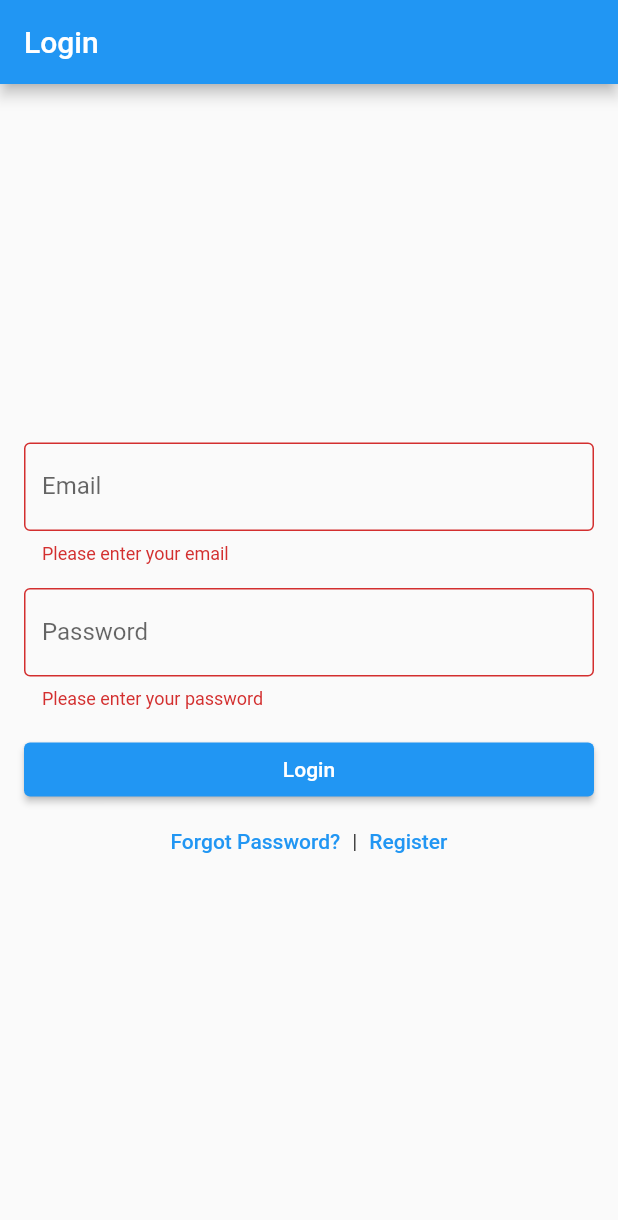
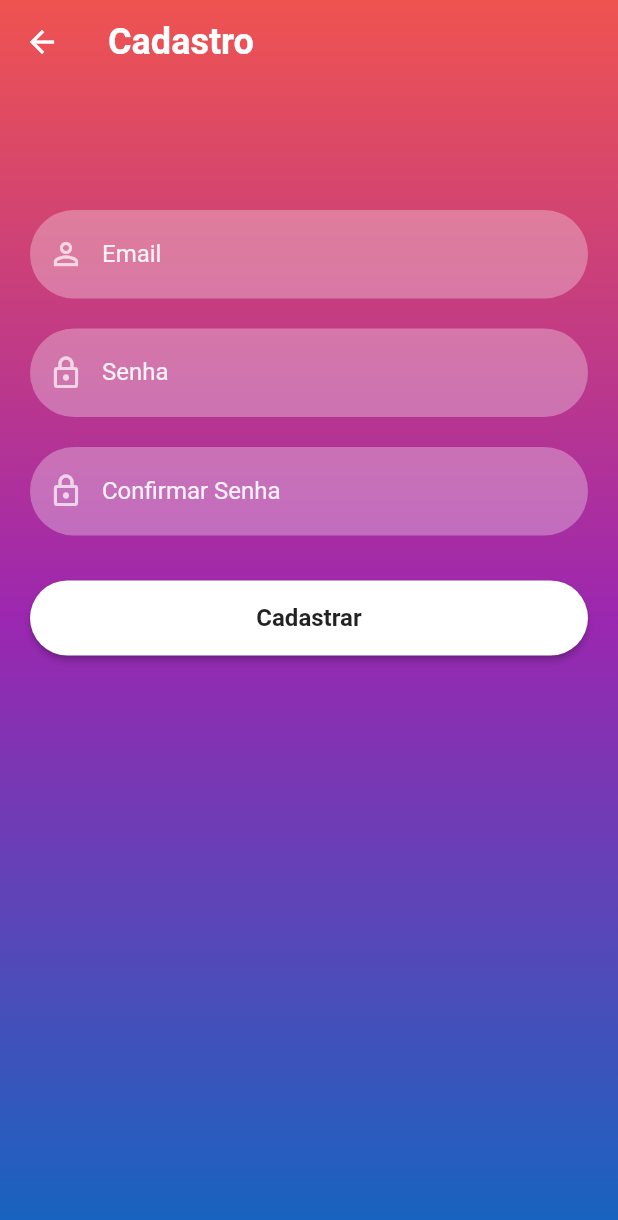
Before and after one commit to jpdants/Student-Aide, a Flutter app: the screen it shows after launch, after a tap on "Login", after a tap on "Register", on a phone screen of 412 x 824 dp. Shown: the top 1220 px of the screen. Run offline on Flutter 3.47's test engine with Material 2 defaults, Android fonts, the phone set to English and light mode, and no system bars; our stand-ins replace firebase_auth, firebase_core; accounts and stored records are empty; network calls fail.

Commit message:
feat: registro conectado com o banco de dados versao 1.0

```diff
--- /dev/null
+++ b/trabalho_final_prog_moveis/lib/components/teste_field_password.dart
@@ -0,0 +1,31 @@
+
+import 'package:flutter/material.dart';
+
+TextField reusableTextField(String text, IconData? icon, bool isPasswordType,
+    TextEditingController controller) {
+  return TextField(
+    controller: controller,
+    obscureText: isPasswordType,
+    enableSuggestions: !isPasswordType,
+    autocorrect: !isPasswordType,
+    cursorColor: Colors.white,
+    style: TextStyle(color: Colors.white.withOpacity(0.9)),
+    decoration: InputDecoration(
+      prefixIcon: Icon(
+        icon,
+        color: Colors.white70,
+      ),
+      labelText: text,
+      labelStyle: TextStyle(color: Colors.white.withOpacity(0.9)),
+      filled: true,
+      floatingLabelBehavior: FloatingLabelBehavior.never,
+      fillColor: Colors.white.withOpacity(0.3),
+      border: OutlineInputBorder(
+          borderRadius: BorderRadius.circular(30.0),
+          borderSide: const BorderSide(width: 0, style: BorderStyle.none)),
+    ),
+    keyboardType: isPasswordType
+        ? TextInputType.visiblePassword
+        : TextInputType.emailAddress,
+  );
+}
--- a/trabalho_final_prog_moveis/lib/main.dart
+++ b/trabalho_final_prog_moveis/lib/main.dart
@@ -2,6 +2,7 @@ import 'package:flutter/material.dart';
 import 'package:trabalho_final_prog_moveis/view/login_view.dart';
 import 'package:firebase_core/firebase_core.dart';
 import 'package:firebase_auth/firebase_auth.dart';
+import 'package:trabalho_final_prog_moveis/view/registro_view.dart';
 import 'firebase_options.dart';
 
 //void main() => runApp(MyApp());
--- /dev/null
+++ b/trabalho_final_prog_moveis/lib/service/botao_firebase.dart
@@ -0,0 +1,29 @@
+import 'package:flutter/material.dart';
+
+Container firebaseUIButton(BuildContext context, String title, Function onTap) {
+  return Container(
+    width: MediaQuery.of(context).size.width,
+    height: 50,
+    margin: const EdgeInsets.fromLTRB(0, 10, 0, 20),
+    decoration: BoxDecoration(borderRadius: BorderRadius.circular(90)),
+    child: ElevatedButton(
+      onPressed: () {
+        onTap();
+      },
+      child: Text(
+        title,
+        style: const TextStyle(
+            color: Colors.black87, fontWeight: FontWeight.bold, fontSize: 16),
+      ),
+      style: ButtonStyle(
+          backgroundColor: MaterialStateProperty.resolveWith((states) {
+            if (states.contains(MaterialState.pressed)) {
+              return Colors.black26;
+            }
+            return Colors.white;
+          }),
+          shape: MaterialStateProperty.all<RoundedRectangleBorder>(
+              RoundedRectangleBorder(borderRadius: BorderRadius.circular(30)))),
+    ),
+  );
+}
--- a/trabalho_final_prog_moveis/lib/view/login_view.dart
+++ b/trabalho_final_prog_moveis/lib/view/login_view.dart
@@ -55,32 +55,12 @@ class _LoginPageState extends State<LoginPage> {
     );
   }
 
-  // void _register() {
-  //    Navigator.push(
-  //     context,
-  //     MaterialPageRoute(builder: (context) => RegisterPage()),
-  //   );
-  // }
-  void _register() async {
-  try {
-    UserCredential userCredential = await FirebaseAuth.instance.createUserWithEmailAndPassword(
-      email: _email,
-      password: _password,
+  void _register() {
+     Navigator.push(
+      context,
+      MaterialPageRoute(builder: (context) => SignUpScreen()),
     );
-    // Registro bem-sucedido, faça o que for necessário aqui
-    print('Registro bem-sucedido: ${userCredential.user}');
-  } on FirebaseAuthException catch (e) {
-    if (e.code == 'weak-password') {
-      print('A senha fornecida é muito fraca.');
-    } else if (e.code == 'email-already-in-use') {
-      print('O endereço de e-mail já está em uso por outra conta.');
-    } else {
-      print('Erro durante o registro: ${e.message}');
-    }
-  } catch (e) {
-    print('Erro durante o registro: $e');
   }
-}
 
   @override
   Widget build(BuildContext context) {
--- a/trabalho_final_prog_moveis/lib/view/registro_view.dart
+++ b/trabalho_final_prog_moveis/lib/view/registro_view.dart
@@ -1,158 +1,85 @@
+import 'package:firebase_auth/firebase_auth.dart';
 import 'package:flutter/material.dart';
+import 'package:trabalho_final_prog_moveis/components/teste_field_password.dart';
+import 'package:trabalho_final_prog_moveis/service/botao_firebase.dart';
+import 'package:trabalho_final_prog_moveis/view/login_view.dart';
 
-class RegisterPage extends StatefulWidget {
+class SignUpScreen extends StatefulWidget {
+  const SignUpScreen({Key? key}) : super(key: key);
+
   @override
-  _RegisterPageState createState() => _RegisterPageState();
+  _SignUpScreenState createState() => _SignUpScreenState();
 }
 
-class _RegisterPageState extends State<RegisterPage> {
-  final _formKey = GlobalKey<FormState>();
-  String _email = '';
-  String _name = '';
-  String _password = '';
-  String _phoneNumber = '';
-
-  void _submitForm() {
-    if (_formKey.currentState!.validate()) {
-      // Perform registration logic here
-      // You can access the entered email, name, password, and phone number via _email, _name, _password, and _phoneNumber variables
-
-      // Example registration logic:
-      print('Email: $_email');
-      print('Name: $_name');
-      print('Password: $_password');
-      print('Phone Number: $_phoneNumber');
-
-      // Reset form fields
-      setState(() {
-        _email = '';
-        _name = '';
-        _password = '';
-        _phoneNumber = '';
-      });
-
-      // Show a success dialog or navigate to a success page
-      showDialog(
-        context: context,
-        builder: (BuildContext context) {
-          return AlertDialog(
-            title: Text('Registration Successful'),
-            content: Text('You have successfully registered.'),
-            actions: [
-              TextButton(
-                onPressed: () {
-                  Navigator.of(context).pop();
-                },
-                child: Text('OK'),
-              ),
-            ],
-          );
-        },
-      );
-    }
-  }
-
+class _SignUpScreenState extends State<SignUpScreen> {
+  TextEditingController _passwordTextController = TextEditingController();
+  TextEditingController _emailTextController = TextEditingController();
+  TextEditingController _userNameTextController = TextEditingController();
   @override
   Widget build(BuildContext context) {
     return Scaffold(
+      extendBodyBehindAppBar: true,
       appBar: AppBar(
-        title: Text('Register'),
-      ),
-      body: Padding(
-        padding: EdgeInsets.all(16.0),
-        child: Form(
-          key: _formKey,
-          child: Column(
-            crossAxisAlignment: CrossAxisAlignment.stretch,
-            mainAxisAlignment: MainAxisAlignment.center,
-            children: [
-              TextFormField(
-                decoration: InputDecoration(
-                  labelText: 'Email',
-                  border: OutlineInputBorder(),
-                ),
-                validator: (value) {
-                  if (value == null || value.isEmpty) {
-                    return 'Please enter your email';
-                  }
-                  // Perform email validation here
-                  // You can use regular expressions or any other validation logic
-                  // Return an error message if the email is invalid
-                  return null;
-                },
-                onChanged: (value) {
-                  setState(() {
-                    _email = value;
-                  });
-                },
-              ),
-              SizedBox(height: 16.0),
-              TextFormField(
-                decoration: InputDecoration(
-                  labelText: 'Name',
-                  border: OutlineInputBorder(),
-                ),
-                validator: (value) {
-                  if (value == null || value.isEmpty) {
-                    return 'Please enter your name';
-                  }
-                  return null;
-                },
-                onChanged: (value) {
-                  setState(() {
-                    _name = value;
-                  });
-                },
-              ),
-              SizedBox(height: 16.0),
-              TextFormField(
-                obscureText: true,
-                decoration: InputDecoration(
-                  labelText: 'Password',
-                  border: OutlineInputBorder(),
-                ),
-                validator: (value) {
-                  if (value == null || value.isEmpty) {
-                    return 'Please enter your password';
-                  }
-                  return null;
-                },
-                onChanged: (value) {
-                  setState(() {
-                    _password = value;
-                  });
-                },
-              ),
-              SizedBox(height: 16.0),
-              TextFormField(
-                decoration: InputDecoration(
-                  labelText: 'Phone Number',
-                  border: OutlineInputBorder(),
-                ),
-                validator: (value) {
-                  if (value == null || value.isEmpty) {
-                    return 'Please enter your phone number';
-                  }
-                  // Perform phone number validation here
-                  // You can use regular expressions or any other validation logic
-                  // Return an error message if the phone number is invalid
-                  return null;
-                },
-                onChanged: (value) {
-                  setState(() {
-                    _phoneNumber = value;
-                  });
-                },
-              ),
-              SizedBox(height: 16.0),
-              ElevatedButton(
-                onPressed: _submitForm,
-                child: Text('Register'),
-              ),
-            ],
-          ),
+        backgroundColor: Colors.transparent,
+        elevation: 0,
+        title: const Text(
+          "Cadastro",
+          style: TextStyle(fontSize: 24, fontWeight: FontWeight.bold),
         ),
       ),
+      body: Container(
+          width: MediaQuery.of(context).size.width,
+          height: MediaQuery.of(context).size.height,
+          decoration: BoxDecoration(
+              gradient: LinearGradient(colors: [
+            Colors.red.shade400,
+            Colors.purple,
+            Colors.blue.shade800,
+          ], begin: Alignment.topCenter, end: Alignment.bottomCenter)),
+          child: SingleChildScrollView(
+              child: Padding(
+            padding: EdgeInsets.fromLTRB(20, 120, 20, 0),
+            child: Column(
+              children: <Widget>[
+                const SizedBox(
+                  height: 20,
+                ),
+                /*reusableTextField("Nome de Usuário", Icons.person_outline, false,
+                    _userNameTextController),
+                const SizedBox(
+                  height: 20,
+                ), */
+                reusableTextField(
+                    "Email", Icons.person_outline, false, _emailTextController),
+                const SizedBox(
+                  height: 20,
+                ),
+                reusableTextField("Senha", Icons.lock_outlined, true,
+                    _passwordTextController),
+                const SizedBox(
+                  height: 20,
+                ),
+                reusableTextField("Confirmar Senha", Icons.lock_outlined, true,
+                    _passwordTextController),
+                const SizedBox(
+                  height: 20,
+                ),
+                firebaseUIButton(context, "Cadastrar", () {
+                  FirebaseAuth.instance
+                      .createUserWithEmailAndPassword(
+                          email: _emailTextController.text,
+                          password: _passwordTextController.text)
+                      .then((value) {
+                    print("Parabéns! Seu Cadastro foi realizado com sucesso");
+                    Navigator.push(context,
+                        MaterialPageRoute(builder: (context) => LoginPage()));
+                  }).onError((error, stackTrace) {
+                    print("Error ${error.toString()}");
+                  });
+                }),
+              ],
+            ),
+          ))),
     );
   }
 }
```
